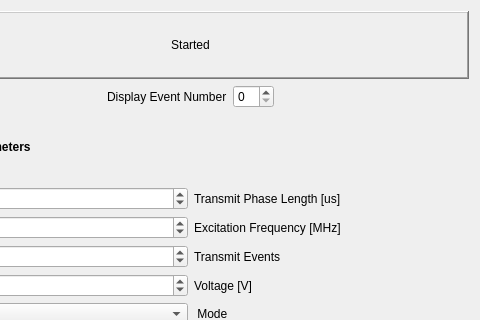
MITK/MITK, file Modules/USUI/Qmitk/QmitkUSControlsCustomDiPhASDeviceWidget.ui: the form before one commit; both pictures show x 99 to 579 and y 0 to 320 of the 579 by 903 pixel window.
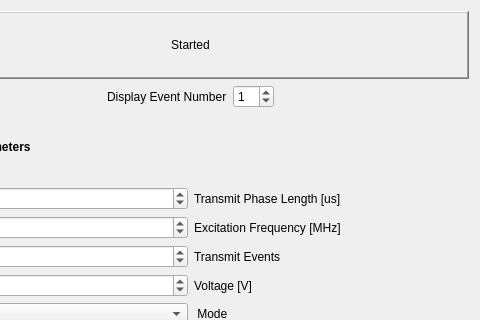
The form after the commit.

The edit to the form file:
```diff
--- a/Modules/USUI/Qmitk/QmitkUSControlsCustomDiPhASDeviceWidget.ui
+++ b/Modules/USUI/Qmitk/QmitkUSControlsCustomDiPhASDeviceWidget.ui
@@ -62,7 +62,7 @@
         <number>0</number>
        </property>
        <property name="value">
-        <number>0</number>
+        <number>1</number>
        </property>
       </widget>
      </item>
```
